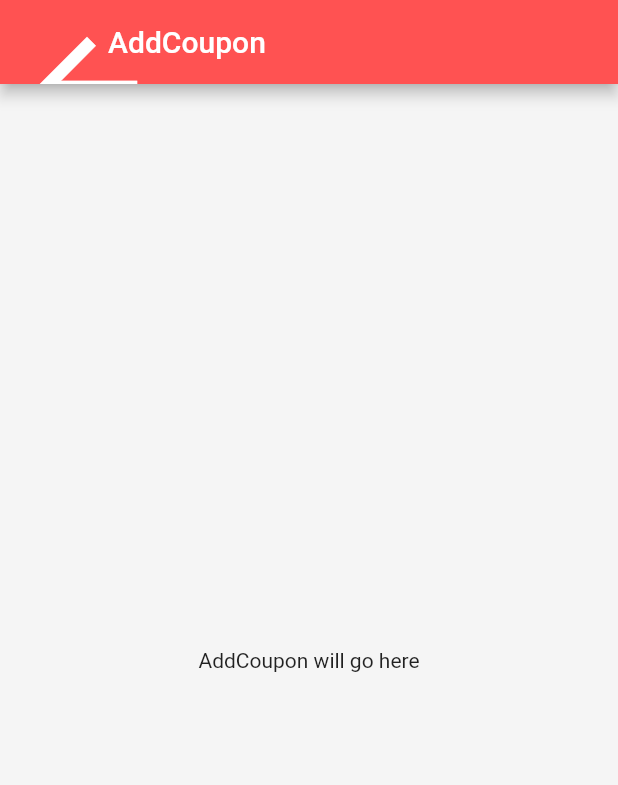
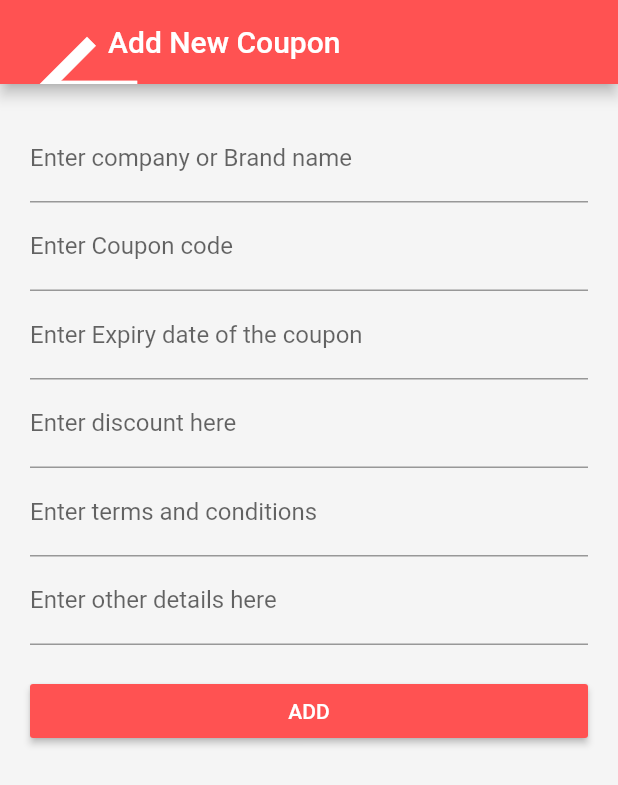
Before and after one commit to Sagardhandhalya/CouponAssistant, a Flutter app: the AddCoupon screen opened by its route, on a phone screen of 412 x 824 dp. Shown: the top 785 px of the screen. Run offline on Flutter 3.47's test engine with Material 2 defaults, Android fonts, the phone set to English and light mode, and no system bars; our stand-ins replace cloud_firestore, firebase_auth, flutter_spinkit, google_sign_in; accounts and stored records are empty.

Commit message:
manual coupon entry template

```diff
--- a/lib/addcoupon.dart
+++ b/lib/addcoupon.dart
@@ -1,20 +1,99 @@
+import 'package:flutter/material.dart';
+
 import 'package:flutter/material.dart';
 
 class AddCoupon extends StatefulWidget {
   @override
-  _AddCouponState createState() => _AddCouponState();
+  State<StatefulWidget> createState() => new _AddCouponState();
+}
+
+class _CouponData {
+  String company = '';
+  String discount = '';
+  String exp_date = '';
+  String coupon_code = '';
+  String t_c = '';
+  String other_details = '';
+
+  _CouponData(
+      {this.company,
+      this.coupon_code,
+      this.exp_date,
+      this.discount,
+      this.other_details,
+      this.t_c});
 }
 
 class _AddCouponState extends State<AddCoupon> {
+  final GlobalKey<FormState> _formKey = new GlobalKey<FormState>();
+
   @override
   Widget build(BuildContext context) {
-    return Scaffold(
-      appBar: AppBar(
-        title: Text('AddCoupon'),
+    final Size screenSize = MediaQuery.of(context).size;
+
+    return new Scaffold(
+      appBar: new AppBar(
+        title: new Text('Add New Coupon'),
       ),
-      body: Center(
-        child: Text('AddCoupon will go here'),
-      ),
+      body: new Container(
+          padding: new EdgeInsets.all(20.0),
+          child: new Form(
+            key: this._formKey,
+            child: new ListView(
+              children: <Widget>[
+                new TextFormField(
+                    keyboardType: TextInputType
+                        .emailAddress, // Use email input type for emails.
+                    decoration: new InputDecoration(
+                        hintText: 'Zomato',
+                        labelText: 'Enter company or Brand name')),
+                new TextFormField(
+                    keyboardType: TextInputType
+                        .emailAddress, // Use email input type for emails.
+                    decoration: new InputDecoration(
+                        hintText: 'Zomato45', labelText: 'Enter Coupon code')),
+                new TextFormField(
+                    keyboardType: TextInputType
+                        .emailAddress, // Use email input type for emails.
+                    decoration: new InputDecoration(
+                        hintText: '3 june, 2020',
+                        labelText: 'Enter Expiry date of the coupon')),
+                new TextFormField(
+                    keyboardType: TextInputType
+                        .emailAddress, // Use email input type for emails.
+                    decoration: new InputDecoration(
+                        hintText: '55 % OFF',
+                        labelText: 'Enter discount here')),
+                new TextFormField(
+                    keyboardType: TextInputType
+                        .emailAddress, // Use email input type for emails.
+                    decoration: new InputDecoration(
+                        hintText: 'should only use on on site.',
+                        labelText: 'Enter terms and conditions ')),
+                new TextFormField(
+                    keyboardType: TextInputType
+                        .emailAddress, // Use email input type for emails.
+                    decoration: new InputDecoration(
+                        hintText:
+                            'have to go there first, you can use only for two people...',
+                        labelText: 'Enter other details here ')),
+                new Container(
+                  width: screenSize.width,
+                  child: new RaisedButton(
+                    child: new Text(
+                      'ADD',
+                      style: new TextStyle(color: Colors.white),
+                    ),
+                    onPressed: () {
+                      Navigator.pop(context);
+                    },
+                    color: Colors.redAccent,
+                  ),
+                  margin: new EdgeInsets.only(top: 20.0),
+                )
+              ],
+            ),
+          )),
     );
   }
 }
```
